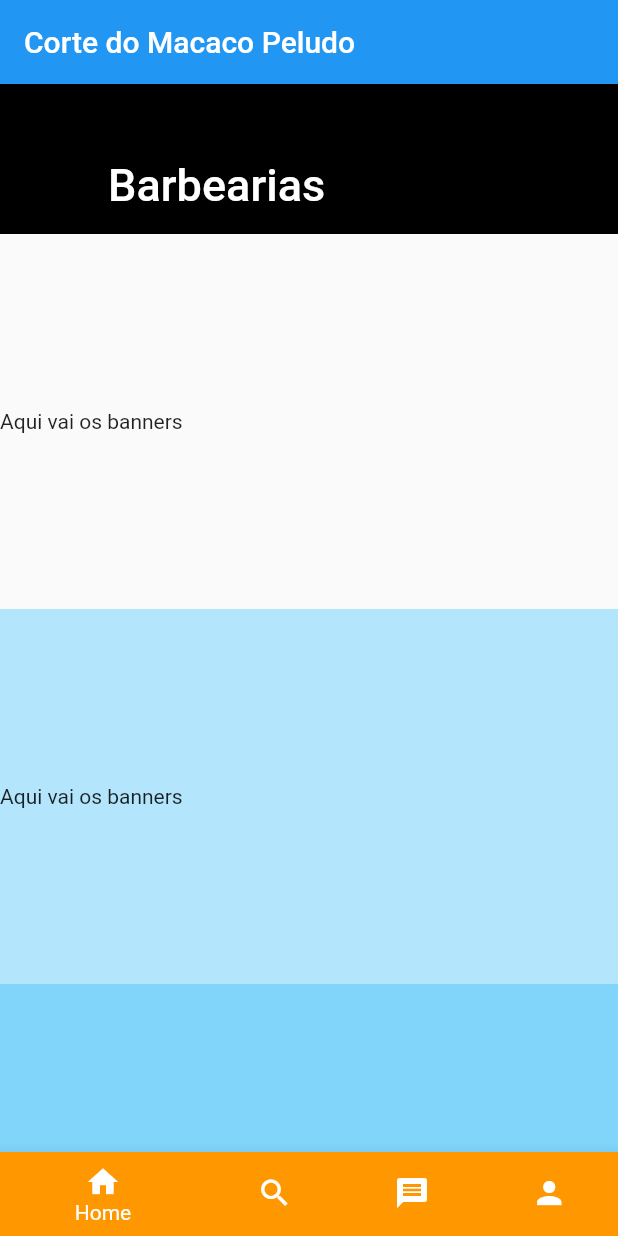
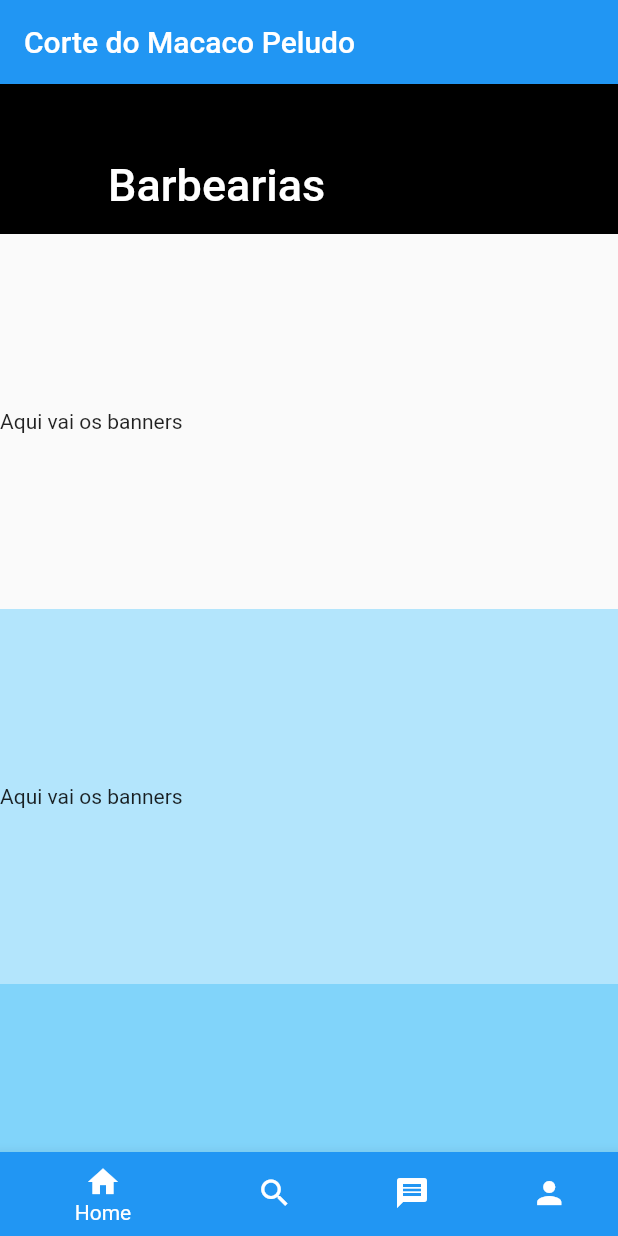
Before and after one commit to ecidralcordeiro/Barber, a Flutter app: the screen it shows after launch, on a phone screen of 412 x 824 dp. Run offline on Flutter 3.47's test engine with Material 2 defaults, Android fonts, the phone set to English and light mode, and no system bars.

Commit message:
Update nav.dart
Change color

```diff
--- a/barber/lib/nav.dart
+++ b/barber/lib/nav.dart
@@ -40,7 +40,7 @@ class _NavState extends State<Nav> {
           BottomNavigationBarItem(
               icon: Icon(Icons.home),
               label: 'Home',
-              backgroundColor: Colors.orange),
+              backgroundColor: Colors.blue),
           BottomNavigationBarItem(
               icon: Icon(Icons.search),
               label: 'Search',
```
